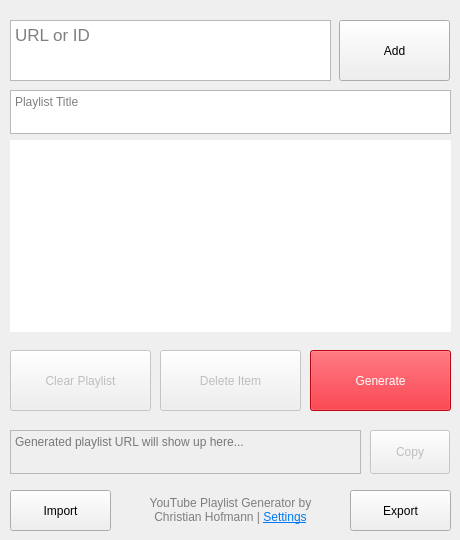
Qt form src/gui/forms/form.ui (christianhofmanncodes/youtube-playlist-generator) before a commit.
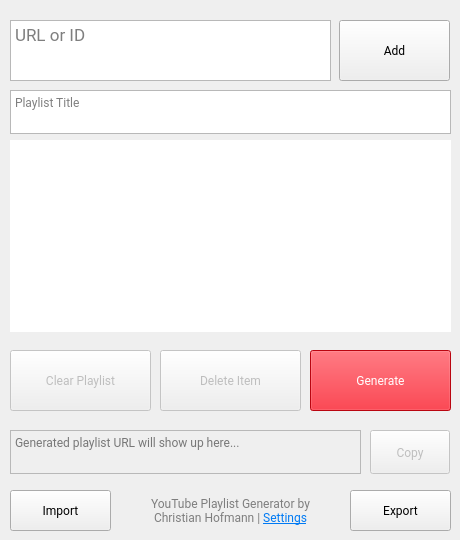
The same form after that commit.

Commit message: change font to Roboto

```diff
--- a/src/gui/forms/form.ui
+++ b/src/gui/forms/form.ui
@@ -28,6 +28,11 @@
     <height>540</height>
    </size>
   </property>
+  <property name="font">
+   <font>
+    <family>Roboto</family>
+   </font>
+  </property>
   <property name="windowTitle">
    <string>YouTube Playlist Generator</string>
   </property>
@@ -46,6 +51,7 @@
     </property>
     <property name="font">
      <font>
+      <family>Roboto</family>
       <pointsize>13</pointsize>
      </font>
     </property>
@@ -177,8 +183,8 @@
      <string>&lt;!DOCTYPE HTML PUBLIC &quot;-//W3C//DTD HTML 4.0//EN&quot; &quot;http://www.w3.org/TR/REC-html40/strict.dtd&quot;&gt;
 &lt;html&gt;&lt;head&gt;&lt;meta name=&quot;qrichtext&quot; content=&quot;1&quot; /&gt;&lt;meta charset=&quot;utf-8&quot; /&gt;&lt;style type=&quot;text/css&quot;&gt;
 p, li { white-space: pre-wrap; }
-&lt;/style&gt;&lt;/head&gt;&lt;body style=&quot; font-family:'.AppleSystemUIFont'; font-size:13pt; font-weight:400; font-style:normal;&quot;&gt;
-&lt;p style=&quot;-qt-paragraph-type:empty; margin-top:0px; margin-bottom:0px; margin-left:0px; margin-right:0px; -qt-block-indent:0; text-indent:0px;&quot;&gt;&lt;br /&gt;&lt;/p&gt;&lt;/body&gt;&lt;/html&gt;</string>
+&lt;/style&gt;&lt;/head&gt;&lt;body style=&quot; font-family:'Roboto'; font-size:13pt; font-weight:400; font-style:normal;&quot;&gt;
+&lt;p style=&quot;-qt-paragraph-type:empty; margin-top:0px; margin-bottom:0px; margin-left:0px; margin-right:0px; -qt-block-indent:0; text-indent:0px; font-family:'.AppleSystemUIFont';&quot;&gt;&lt;br /&gt;&lt;/p&gt;&lt;/body&gt;&lt;/html&gt;</string>
     </property>
     <property name="placeholderText">
      <string>Generated playlist URL will show up here...</string>
```
The commit also changes 2 other files.
